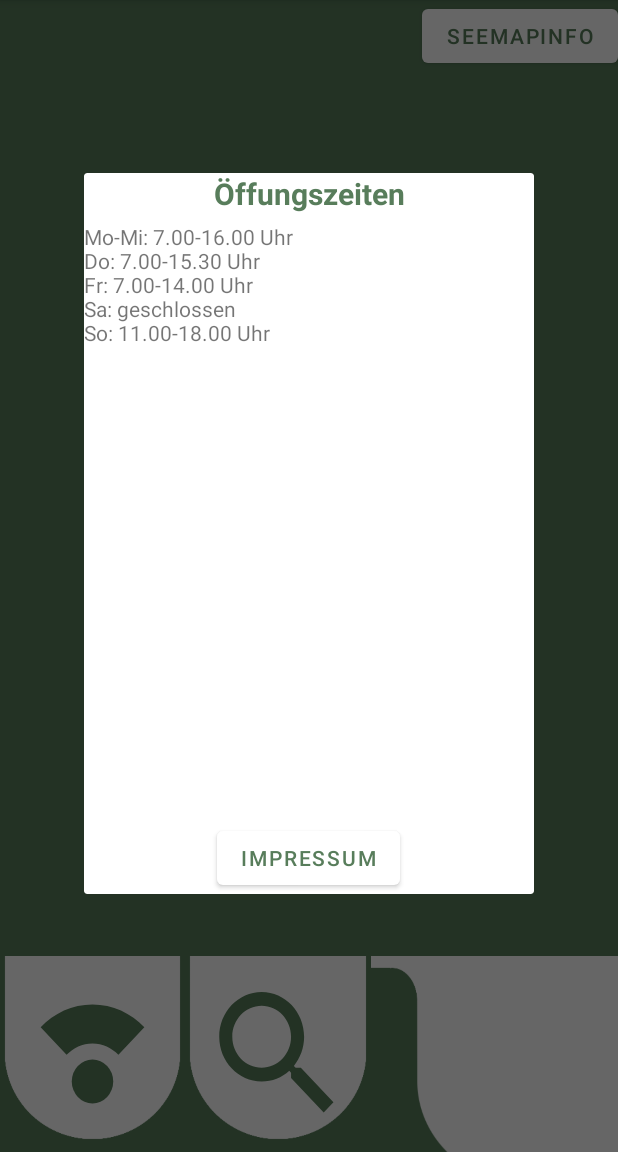
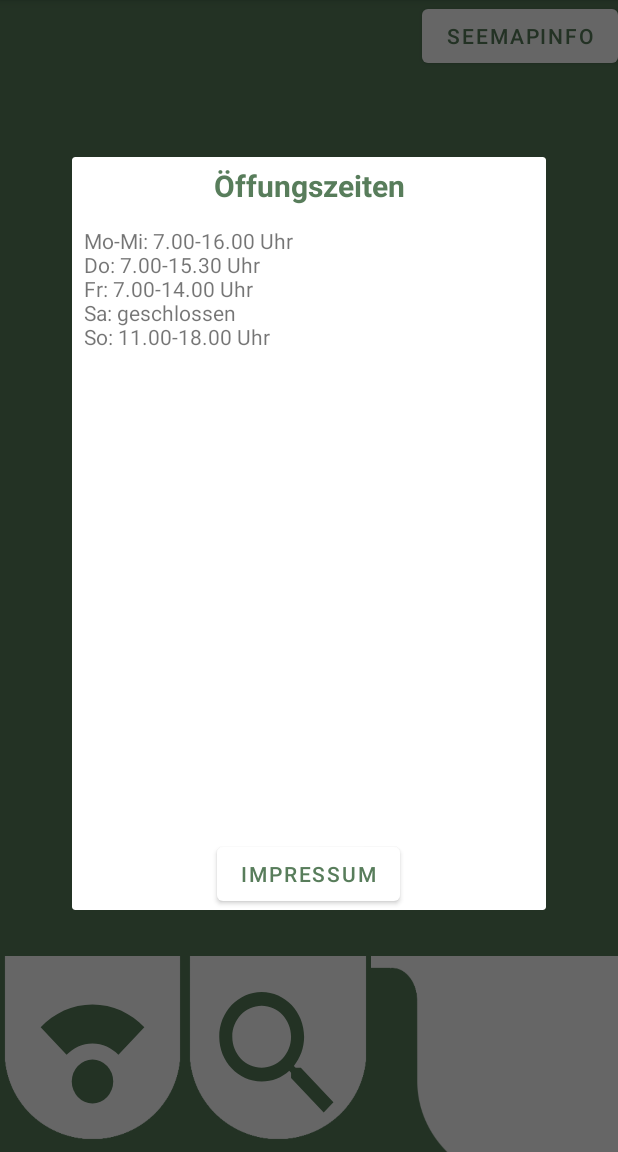
Before and after one commit to ASE-Projekte-WS-2021/ase-ws-21-botanist, an Android app: the fragment InfoFragment placed in its activity, on a phone screen of 412 x 824 dp, the part 84-1236 px from its top. Run offline under Robolectric (Android 15) with nearby library versions, the phone set to English and light mode, and no system bars.

Commit message:
small ästhetic change on infofragment

```diff
--- a/app/src/main/res/layout/info_fragment.xml
+++ b/app/src/main/res/layout/info_fragment.xml
@@ -11,7 +11,7 @@
 
     <TextView
         android:id="@+id/infoTitle"
-        android:layout_marginBottom="5dp"
+        android:layout_margin="5dp"
         android:layout_width="wrap_content"
         android:layout_height="wrap_content"
         android:lineSpacingExtra="8sp"
@@ -22,6 +22,7 @@
         android:textStyle="bold" />
 
     <ScrollView
+        android:layout_margin="8dp"
         android:layout_width="300dp"
         android:layout_height="400dp">
 
```
